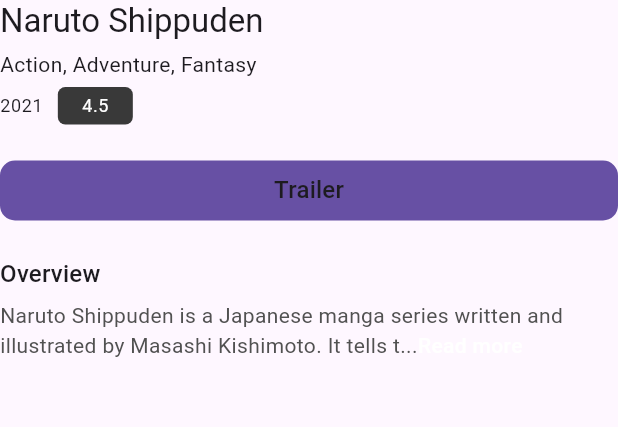
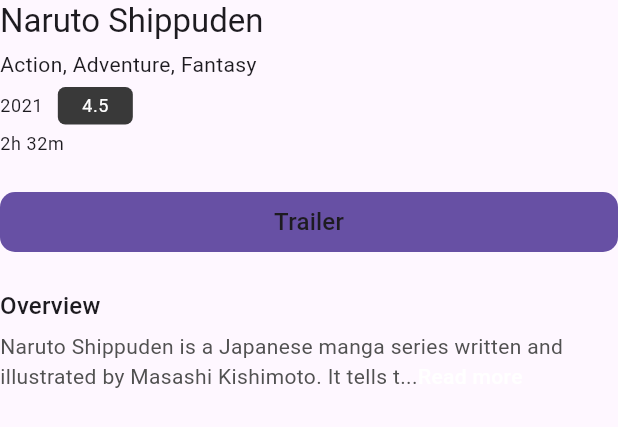
Before and after one commit to code3743/the_movie_app, a Flutter app: the MovieDetail widget shown alone on an empty page, opened directly, on a phone screen of 412 x 824 dp. Shown: the top 427 px of the screen. Run offline on Flutter 3.47's test engine with Material 3 defaults, Android fonts, the phone set to English and light mode, and no system bars; our stand-ins replace flutter_riverpod, go_router; network calls fail.

Commit message:
add duration field to MovieDetail widget; update MovieDetails screen to display movie duration

```diff
--- a/lib/ui/details/screen/movie_details.dart
+++ b/lib/ui/details/screen/movie_details.dart
@@ -33,12 +33,14 @@ class MovieDetails extends StatelessWidget {
             Padding(
               padding: const EdgeInsets.symmetric(horizontal: 20, vertical: 10),
               child: MovieDetail(
-                  title: 'Naruto Shippuden',
-                  genre: 'Action, Adventure, Fantasy',
-                  year: '2021',
-                  rating: '4.5',
-                  overview:
-                      'Naruto Shippuden is a Japanese manga series written and illustrated by Masashi Kishimoto. It tells the story of Naruto Uzumaki, a young ninja who seeks recognition from his peers and dreams of becoming the Hokage, the leader of his village.'),
+                title: 'Naruto Shippuden',
+                genre: 'Action, Adventure, Fantasy',
+                year: '2021',
+                rating: '4.5',
+                overview:
+                    'Naruto Shippuden is a Japanese manga series written and illustrated by Masashi Kishimoto. It tells the story of Naruto Uzumaki, a young ninja who seeks recognition from his peers and dreams of becoming the Hokage, the leader of his village.',
+                duration: '2h 32m',
+              ),
             ),
             MovieCast(),
             MovieCollection(colelctionName: 'Related Movies'),
--- a/lib/ui/details/widgets/movie_detail.dart
+++ b/lib/ui/details/widgets/movie_detail.dart
@@ -11,6 +11,7 @@ class MovieDetail extends StatelessWidget {
     required this.year,
     required this.rating,
     required this.overview,
+    required this.duration,
   });
 
   final String title;
@@ -18,6 +19,7 @@ class MovieDetail extends StatelessWidget {
   final String year;
   final String rating;
   final String overview;
+  final String duration;
 
   @override
   Widget build(BuildContext context) {
@@ -61,6 +63,10 @@ class MovieDetail extends StatelessWidget {
             )
           ],
         ),
+        SizedBox(height: 5),
+        Text(duration,
+            textAlign: TextAlign.left,
+            style: Theme.of(context).textTheme.bodySmall),
         Padding(
           padding: const EdgeInsets.symmetric(vertical: 20),
           child: CustomButton(text: 'Trailer', onPressed: () {}),
```
